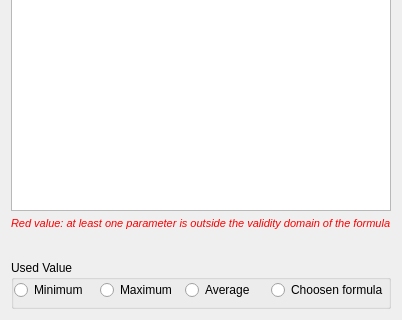
The window that src/ui/reosconcentrationtimewidget.ui (vcloarec/ReosProject) describes before a commit, drawn with Qt 5; both pictures show x 0 to 402 and y 200 to 520 of the 402 by 520 pixel window.
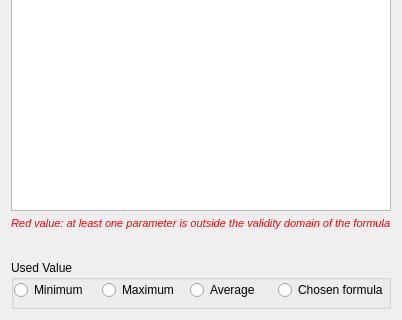
The same window after the commit. Custom widgets are drawn as their Qt base class.

```diff
--- a/src/ui/reosconcentrationtimewidget.ui
+++ b/src/ui/reosconcentrationtimewidget.ui
@@ -132,7 +132,7 @@
         <item>
          <widget class="QRadioButton" name="radioButtonChoosen">
           <property name="text">
-           <string>Choosen formula</string>
+           <string>Chosen formula</string>
           </property>
          </widget>
         </item>
```
